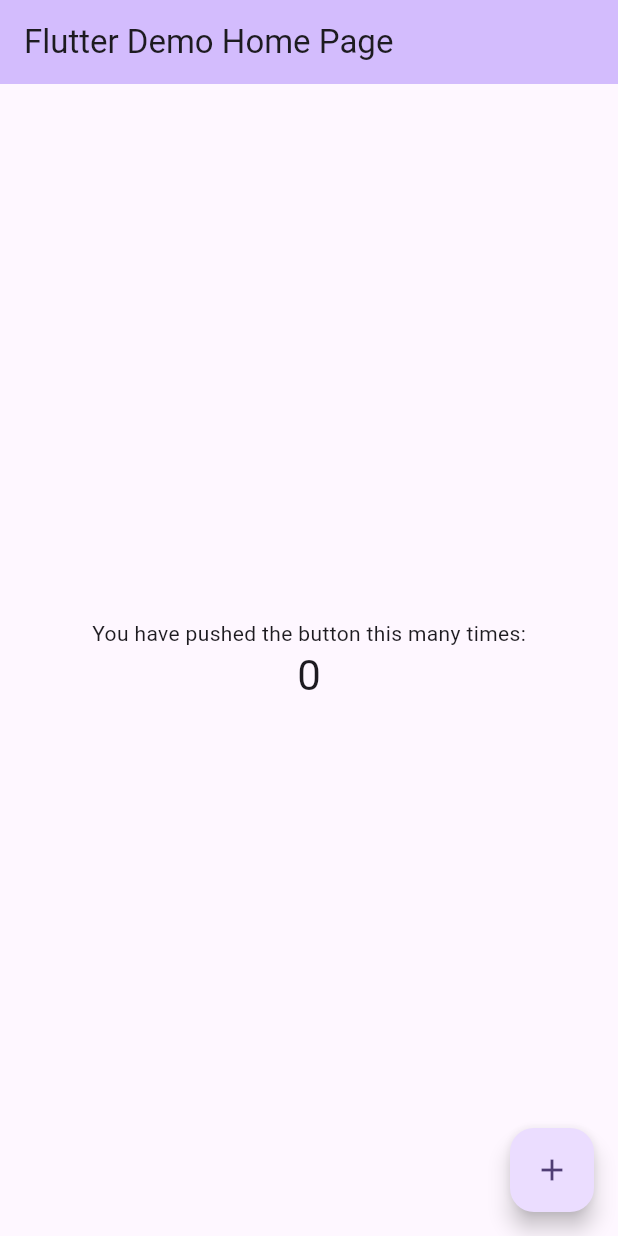
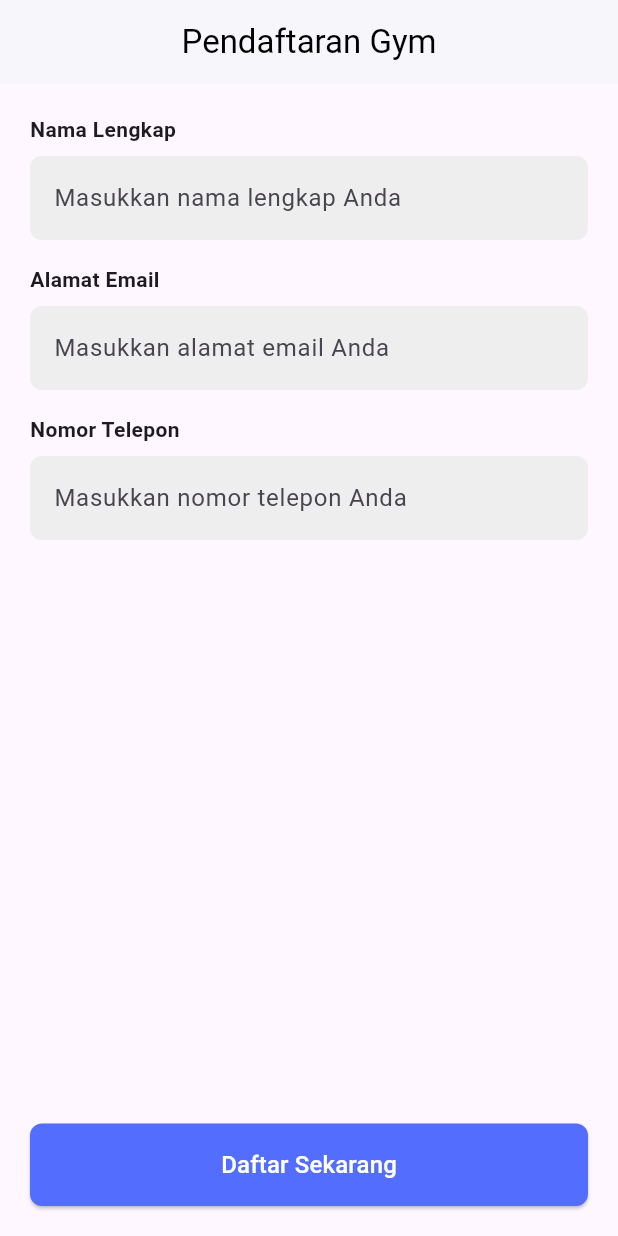
Before and after one commit to KolegaProject/chain_fit_app, a Flutter app: the screen it shows after launch, on a phone screen of 412 x 824 dp. Run offline on Flutter 3.47's test engine with Material 3 defaults, Android fonts, the phone set to English and light mode, and no system bars.

Commit message:
screen formulir daftar gym

```diff
--- /dev/null
+++ b/lib/features/formulir_daftar_gym/views/formulir_daftar_gym_view.dart
@@ -0,0 +1,98 @@
+import 'package:flutter/material.dart';
+
+class PendaftaranGymPage extends StatelessWidget {
+  final TextEditingController namaController = TextEditingController();
+  final TextEditingController emailController = TextEditingController();
+  final TextEditingController teleponController = TextEditingController();
+
+  @override
+  Widget build(BuildContext context) {
+    return Scaffold(
+      appBar: AppBar(
+        title: Text('Pendaftaran Gym'),
+        centerTitle: true,
+        backgroundColor: Colors.white,
+        foregroundColor: Colors.black,
+        elevation: 1,
+      ),
+      body: Padding(
+        padding: const EdgeInsets.all(20),
+        child: Column(
+          crossAxisAlignment: CrossAxisAlignment.start,
+          children: [
+            Text('Nama Lengkap', style: TextStyle(fontWeight: FontWeight.bold)),
+            SizedBox(height: 8),
+            TextField(
+              controller: namaController,
+              decoration: InputDecoration(
+                hintText: 'Masukkan nama lengkap Anda',
+                filled: true,
+                fillColor: Colors.grey[200],
+                border: OutlineInputBorder(
+                  borderRadius: BorderRadius.circular(8),
+                  borderSide: BorderSide.none,
+                ),
+              ),
+            ),
+            SizedBox(height: 16),
+            Text('Alamat Email', style: TextStyle(fontWeight: FontWeight.bold)),
+            SizedBox(height: 8),
+            TextField(
+              controller: emailController,
+              decoration: InputDecoration(
+                hintText: 'Masukkan alamat email Anda',
+                filled: true,
+                fillColor: Colors.grey[200],
+                border: OutlineInputBorder(
+                  borderRadius: BorderRadius.circular(8),
+                  borderSide: BorderSide.none,
+                ),
+              ),
+            ),
+            SizedBox(height: 16),
+            Text(
+              'Nomor Telepon',
+              style: TextStyle(fontWeight: FontWeight.bold),
+            ),
+            SizedBox(height: 8),
+            TextField(
+              controller: teleponController,
+              keyboardType: TextInputType.phone,
+              decoration: InputDecoration(
+                hintText: 'Masukkan nomor telepon Anda',
+                filled: true,
+                fillColor: Colors.grey[200],
+                border: OutlineInputBorder(
+                  borderRadius: BorderRadius.circular(8),
+                  borderSide: BorderSide.none,
+                ),
+              ),
+            ),
+            Spacer(),
+            SizedBox(
+              width: double.infinity,
+              child: ElevatedButton(
+                onPressed: () {
+                  ScaffoldMessenger.of(context).showSnackBar(
+                    SnackBar(content: Text('Data berhasil dikirim!')),
+                  );
+                },
+                style: ElevatedButton.styleFrom(
+                  backgroundColor: Colors.indigoAccent,
+                  padding: EdgeInsets.symmetric(vertical: 16),
+                  shape: RoundedRectangleBorder(
+                    borderRadius: BorderRadius.circular(8),
+                  ),
+                ),
+                child: Text(
+                  'Daftar Sekarang',
+                  style: TextStyle(fontSize: 16, color: Colors.white),
+                ),
+              ),
+            ),
+          ],
+        ),
+      ),
+    );
+  }
+}
--- a/lib/main.dart
+++ b/lib/main.dart
@@ -1,122 +1,16 @@
 import 'package:flutter/material.dart';
+import 'features/formulir_daftar_gym/views/formulir_daftar_gym_view.dart';
 
 void main() {
-  runApp(const MyApp());
+  runApp(MyApp());
 }
 
 class MyApp extends StatelessWidget {
-  const MyApp({super.key});
-
-  // This widget is the root of your application.
   @override
   Widget build(BuildContext context) {
     return MaterialApp(
-      title: 'Flutter Demo',
-      theme: ThemeData(
-        // This is the theme of your application.
-        //
-        // TRY THIS: Try running your application with "flutter run". You'll see
-        // the application has a purple toolbar. Then, without quitting the app,
-        // try changing the seedColor in the colorScheme below to Colors.green
-        // and then invoke "hot reload" (save your changes or press the "hot
-        // reload" button in a Flutter-supported IDE, or press "r" if you used
-        // the command line to start the app).
-        //
-        // Notice that the counter didn't reset back to zero; the application
-        // state is not lost during the reload. To reset the state, use hot
-        // restart instead.
-        //
-        // This works for code too, not just values: Most code changes can be
-        // tested with just a hot reload.
-        colorScheme: ColorScheme.fromSeed(seedColor: Colors.deepPurple),
-      ),
-      home: const MyHomePage(title: 'Flutter Demo Home Page'),
+      debugShowCheckedModeBanner: false,
+      home: PendaftaranGymPage(),
     );
   }
 }
-
-class MyHomePage extends StatefulWidget {
-  const MyHomePage({super.key, required this.title});
-
-  // This widget is the home page of your application. It is stateful, meaning
-  // that it has a State object (defined below) that contains fields that affect
-  // how it looks.
-
-  // This class is the configuration for the state. It holds the values (in this
-  // case the title) provided by the parent (in this case the App widget) and
-  // used by the build method of the State. Fields in a Widget subclass are
-  // always marked "final".
-
-  final String title;
-
-  @override
-  State<MyHomePage> createState() => _MyHomePageState();
-}
-
-class _MyHomePageState extends State<MyHomePage> {
-  int _counter = 0;
-
-  void _incrementCounter() {
-    setState(() {
-      // This call to setState tells the Flutter framework that something has
-      // changed in this State, which causes it to rerun the build method below
-      // so that the display can reflect the updated values. If we changed
-      // _counter without calling setState(), then the build method would not be
-      // called again, and so nothing would appear to happen.
-      _counter++;
-    });
-  }
-
-  @override
-  Widget build(BuildContext context) {
-    // This method is rerun every time setState is called, for instance as done
-    // by the _incrementCounter method above.
-    //
-    // The Flutter framework has been optimized to make rerunning build methods
-    // fast, so that you can just rebuild anything that needs updating rather
-    // than having to individually change instances of widgets.
-    return Scaffold(
-      appBar: AppBar(
-        // TRY THIS: Try changing the color here to a specific color (to
-        // Colors.amber, perhaps?) and trigger a hot reload to see the AppBar
-        // change color while the other colors stay the same.
-        backgroundColor: Theme.of(context).colorScheme.inversePrimary,
-        // Here we take the value from the MyHomePage object that was created by
-        // the App.build method, and use it to set our appbar title.
-        title: Text(widget.title),
-      ),
-      body: Center(
-        // Center is a layout widget. It takes a single child and positions it
-        // in the middle of the parent.
-        child: Column(
-          // Column is also a layout widget. It takes a list of children and
-          // arranges them vertically. By default, it sizes itself to fit its
-          // children horizontally, and tries to be as tall as its parent.
-          //
-          // Column has various properties to control how it sizes itself and
-          // how it positions its children. Here we use mainAxisAlignment to
-          // center the children vertically; the main axis here is the vertical
-          // axis because Columns are vertical (the cross axis would be
-          // horizontal).
-          //
-          // TRY THIS: Invoke "debug painting" (choose the "Toggle Debug Paint"
-          // action in the IDE, or press "p" in the console), to see the
-          // wireframe for each widget.
-          mainAxisAlignment: MainAxisAlignment.center,
-          children: <Widget>[
-            const Text('You have pushed the button this many times:'),
-            Text(
-              '$_counter',
-              style: Theme.of(context).textTheme.headlineMedium,
-            ),
-          ],
-        ),
-      ),
-      floatingActionButton: FloatingActionButton(
-        onPressed: _incrementCounter,
-        tooltip: 'Increment',
-        child: const Icon(Icons.add),
-      ), // This trailing comma makes auto-formatting nicer for build methods.
-    );
-  }
-}
```
Also changed, not shown: 1 other file.
